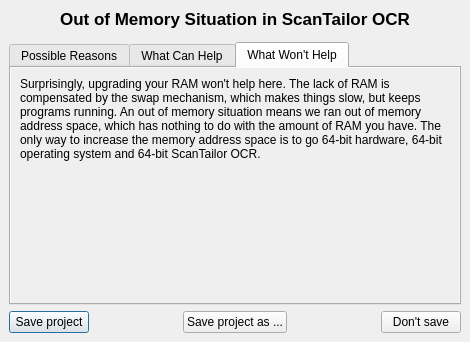
Before: the Qt Designer form src/app/OutOfMemoryDialog.ui in 2ndmax/scantailor-ocr, drawn with Qt 5.
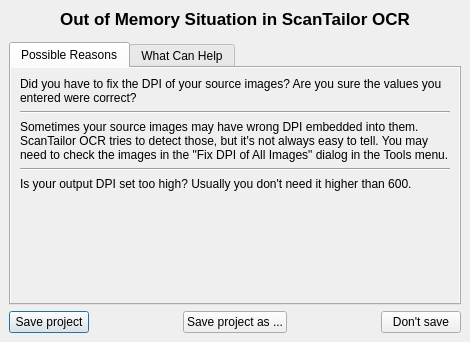
After: the same form once the commit is applied. The open tabs and pages were chosen to show the change.

Commit message: ui: fix wrong and missing texts, complete the German translation

Patch:
```diff
--- a/src/app/OutOfMemoryDialog.ui
+++ b/src/app/OutOfMemoryDialog.ui
@@ -138,7 +138,7 @@
                <item>
                 <widget class="QLabel" name="label_6">
                  <property name="text">
-                  <string>Sometimes your source images may have wrong DPI embedded into them. ScanTailor OCR tries to detect those, but it's not always easy to tell. You may need to check &quot;Fix DPIs, even if they look OK&quot; when creating a project and look into &quot;All Pages&quot; tab in the &quot;Fix DPI of All Images&quot; dialog, which is also accessible from the Tools menu.</string>
+                  <string>Sometimes your source images may have wrong DPI embedded into them. ScanTailor OCR tries to detect those, but it's not always easy to tell. You may need to check the images in the &quot;Fix DPI of All Images&quot; dialog in the Tools menu.</string>
                  </property>
                  <property name="wordWrap">
                   <bool>true</bool>
@@ -317,76 +317,6 @@
            </item>
           </layout>
          </widget>
-         <widget class="QWidget" name="tab_3">
-          <attribute name="title">
-           <string>What Won't Help</string>
-          </attribute>
-          <layout class="QVBoxLayout" name="verticalLayout_8">
-           <property name="leftMargin">
-            <number>0</number>
-           </property>
-           <property name="topMargin">
-            <number>0</number>
-           </property>
-           <property name="rightMargin">
-            <number>0</number>
-           </property>
-           <property name="bottomMargin">
-            <number>0</number>
-           </property>
-           <item>
-            <widget class="QScrollArea" name="scrollArea_3">
-             <property name="frameShape">
-              <enum>QFrame::NoFrame</enum>
-             </property>
-             <property name="frameShadow">
-              <enum>QFrame::Plain</enum>
-             </property>
-             <property name="widgetResizable">
-              <bool>true</bool>
-             </property>
-             <widget class="QWidget" name="scrollAreaWidgetContents_3">
-              <property name="geometry">
-               <rect>
-                <x>0</x>
-                <y>0</y>
-                <width>98</width>
-                <height>414</height>
-               </rect>
-              </property>
-              <layout class="QVBoxLayout" name="verticalLayout_7">
-               <item>
-                <widget class="QLabel" name="label_5">
-                 <property name="text">
-                  <string>Surprisingly, upgrading your RAM won't help here. The lack of RAM is compensated by the swap mechanism, which makes things slow, but keeps programs running. An out of memory situation means we ran out of memory address space, which has nothing to do with the amount of RAM you have. The only way to increase the memory address space is to go 64-bit hardware, 64-bit operating system and 64-bit ScanTailor OCR.</string>
-                 </property>
-                 <property name="wordWrap">
-                  <bool>true</bool>
-                 </property>
-                 <property name="openExternalLinks">
-                  <bool>true</bool>
-                 </property>
-                </widget>
-               </item>
-               <item>
-                <spacer name="verticalSpacer_3">
-                 <property name="orientation">
-                  <enum>Qt::Vertical</enum>
-                 </property>
-                 <property name="sizeHint" stdset="0">
-                  <size>
-                   <width>20</width>
-                   <height>0</height>
-                  </size>
-                 </property>
-                </spacer>
-               </item>
-              </layout>
-             </widget>
-            </widget>
-           </item>
-          </layout>
-         </widget>
         </widget>
        </item>
        <item>
```
Left out of the diff: 20 changed lines with no effect on the pictures. The commit also changes 29 other files.
